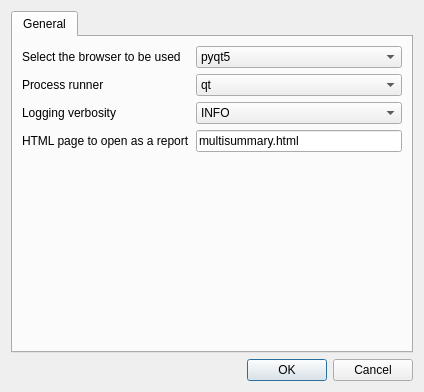
Old version of the form sequana/gui/preferences.ui in the repository vladsaveliev/sequana.
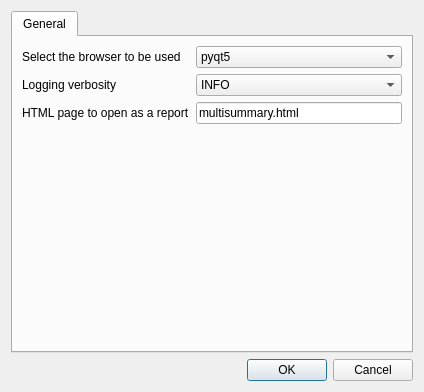
New version of the form.

```diff
--- a/sequana/gui/preferences.ui
+++ b/sequana/gui/preferences.ui
@@ -40,6 +40,9 @@
         <layout class="QVBoxLayout" name="verticalLayout_2">
          <item>
           <layout class="QFormLayout" name="formLayout">
+           <property name="fieldGrowthPolicy">
+            <enum>QFormLayout::AllNonFixedFieldsGrow</enum>
+           </property>
            <item row="0" column="0">
             <widget class="QLabel" name="label">
              <property name="text">
@@ -67,37 +70,13 @@
             </widget>
            </item>
            <item row="1" column="0">
-            <widget class="QLabel" name="label_2">
-             <property name="text">
-              <string>Process runner </string>
-             </property>
-            </widget>
-           </item>
-           <item row="1" column="1">
-            <widget class="QComboBox" name="preferences_options_general_process_value">
-             <property name="toolTip">
-              <string>If qt, stdout and stderr are shown in the GUI. If unix shell, snakemake output is kept in the parent unix shell.</string>
-             </property>
-             <item>
-              <property name="text">
-               <string>qt</string>
-              </property>
-             </item>
-             <item>
-              <property name="text">
-               <string>unix shell</string>
-              </property>
-             </item>
-            </widget>
-           </item>
-           <item row="2" column="0">
             <widget class="QLabel" name="label_3">
              <property name="text">
               <string>Logging verbosity</string>
              </property>
             </widget>
            </item>
-           <item row="2" column="1">
+           <item row="1" column="1">
             <widget class="QComboBox" name="preferences_options_general_logging_value">
              <property name="currentIndex">
               <number>1</number>
@@ -129,14 +108,14 @@
              </item>
             </widget>
            </item>
-           <item row="3" column="0">
+           <item row="2" column="0">
             <widget class="QLabel" name="label_4">
              <property name="text">
               <string>HTML page to open as a report</string>
              </property>
             </widget>
            </item>
-           <item row="3" column="1">
+           <item row="2" column="1">
             <widget class="QLineEdit" name="preferences_options_general_htmlpage_value">
              <property name="text">
               <string>multisummary.html</string>
```
